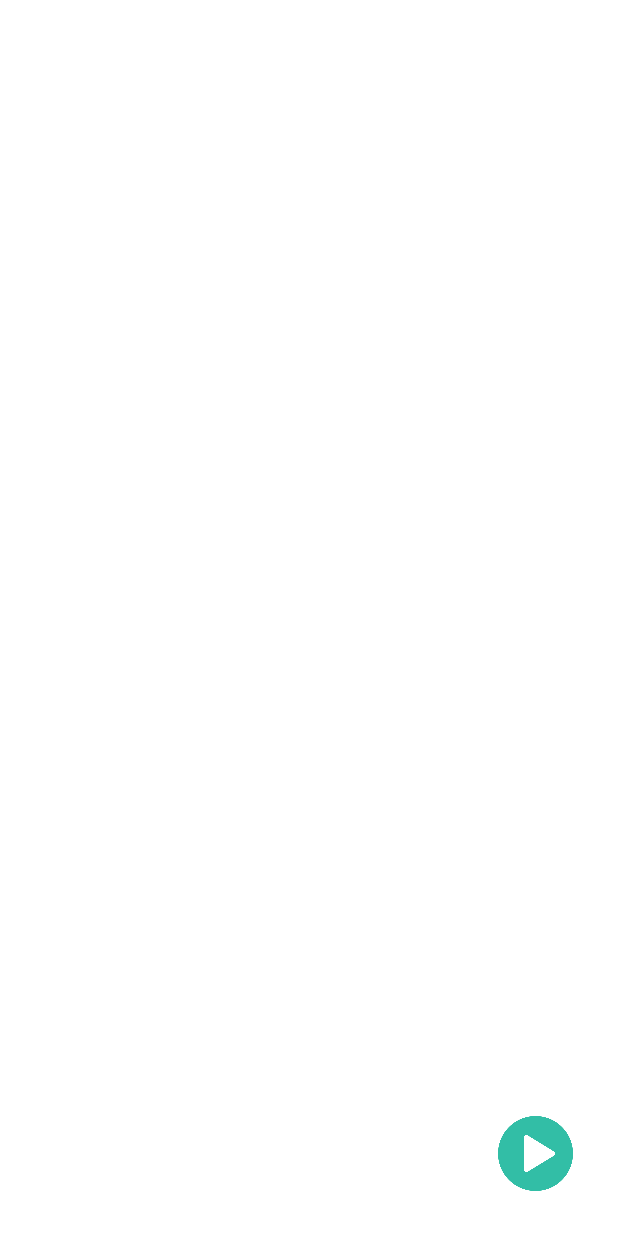
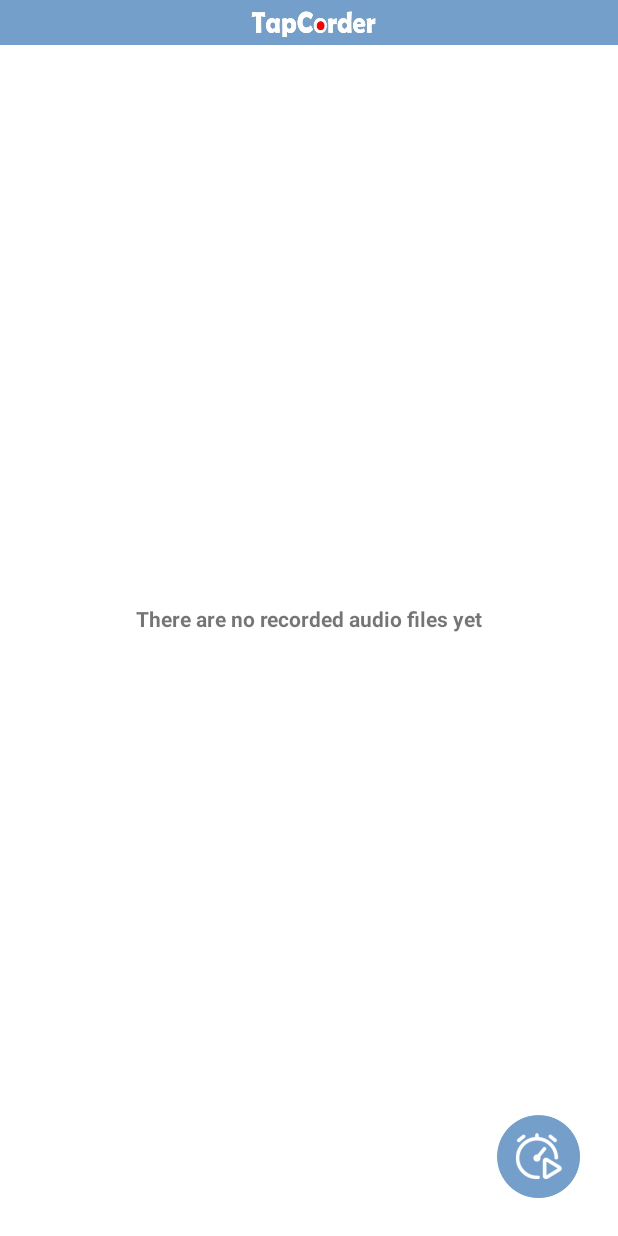
Before and after one commit to ParkMinHyun/TapCorder, an Android app: the screen it shows after launch (MainActivity), on a phone screen of 412 x 824 dp. Run offline under Robolectric (Android 15) with nearby library versions, the light colour scheme and no system bars; our stand-ins replace Dagger/Hilt's generated code.

Commit message:
Apply app color

```diff
--- a/app/src/main/java/com/android/tapcorder/ui/main/MainFragment.kt
+++ b/app/src/main/java/com/android/tapcorder/ui/main/MainFragment.kt
@@ -8,6 +8,7 @@ import android.content.IntentFilter
 import android.net.Uri
 import android.util.Log
 import android.view.View
+import androidx.core.view.isVisible
 import androidx.fragment.app.viewModels
 import androidx.localbroadcastmanager.content.LocalBroadcastManager
 import androidx.recyclerview.widget.LinearLayoutManager
@@ -91,6 +92,10 @@ class MainFragment : BaseFragment<FragmentMainBinding>(FragmentMainBinding::infl
             })
         }
 
+        if (audioRVAdapter.audioDataList.isNotEmpty()) {
+            viewBinding.emptyText.isVisible = false
+        }
+
         viewBinding.recyclerview.adapter = audioRVAdapter
         viewBinding.recyclerview.layoutManager = LinearLayoutManager(App.getContext()).apply {
             orientation = LinearLayoutManager.VERTICAL
--- a/app/src/main/res/layout/fragment_main.xml
+++ b/app/src/main/res/layout/fragment_main.xml
@@ -7,53 +7,57 @@
     android:layout_height="match_parent"
     tools:context=".ui.main.MainFragment">
 
-<!--    <androidx.constraintlayout.utils.widget.ImageFilterView-->
-<!--        android:id="@+id/header"-->
-<!--        android:layout_width="200dp"-->
-<!--        android:layout_height="50dp"-->
-<!--        android:background="@drawable/tapcorder_logo"-->
-<!--        app:layout_constraintBottom_toTopOf="@id/recyclerview"-->
-<!--        app:layout_constraintLeft_toLeftOf="parent"-->
-<!--        app:layout_constraintRight_toRightOf="parent"-->
-<!--        tools:ignore="MissingConstraints" />-->
+    <LinearLayout
+        android:id="@+id/header"
+        android:layout_width="match_parent"
+        android:layout_height="wrap_content"
+        android:background="@color/app_color"
+        android:gravity="center"
+        app:layout_constraintLeft_toLeftOf="parent"
+        app:layout_constraintRight_toRightOf="parent"
+        tools:ignore="MissingConstraints">
+
+        <androidx.constraintlayout.utils.widget.ImageFilterView
+            android:layout_width="140dp"
+            android:layout_height="30dp"
+            android:background="@drawable/logo_header"
+            tools:ignore="MissingConstraints" />
+    </LinearLayout>
 
     <androidx.recyclerview.widget.RecyclerView
         android:id="@+id/recyclerview"
-        android:layout_width="409dp"
-        android:layout_height="620dp"
+        android:layout_width="match_parent"
+        android:layout_height="wrap_content"
+        android:paddingStart="15dp"
+        android:paddingTop="5dp"
+        android:paddingEnd="10dp"
+        app:layout_constraintBottom_toBottomOf="parent"
         app:layout_constraintLeft_toLeftOf="parent"
         app:layout_constraintRight_toRightOf="parent"
-        app:layout_constraintTop_toTopOf="parent"
+        app:layout_constraintTop_toBottomOf="@+id/header"
         app:layout_constraintVertical_bias="0" />
 
     <com.android.tapcorder.ui.custom.ScalableImageButton
         android:id="@+id/setting_button"
-        android:layout_width="50dp"
-        android:layout_height="50dp"
-        android:layout_marginEnd="30dp"
-        android:layout_marginBottom="30dp"
+        android:layout_width="55dp"
+        android:layout_height="55dp"
+        android:layout_marginEnd="25dp"
+        android:layout_marginBottom="25dp"
         android:background="@drawable/ic_setting"
         app:layout_constraintBottom_toBottomOf="parent"
         app:layout_constraintRight_toRightOf="parent"
         tools:ignore="MissingConstraints" />
 
-    <!--    <LinearLayout-->
-    <!--        android:id="@+id/recordLayout"-->
-    <!--        android:layout_width="match_parent"-->
-    <!--        android:layout_height="wrap_content"-->
-    <!--        android:layout_marginBottom="20dp"-->
-    <!--        android:orientation="vertical"-->
-    <!--        android:gravity="center"-->
-    <!--        app:layout_constraintBottom_toBottomOf="parent"-->
-    <!--        app:layout_constraintEnd_toEndOf="parent"-->
-    <!--        app:layout_constraintStart_toStartOf="parent">-->
-
-    <!--        <ImageButton-->
-    <!--            android:id="@+id/audioRecordButton"-->
-    <!--            android:layout_width="wrap_content"-->
-    <!--            android:layout_height="wrap_content"-->
-    <!--            android:padding="16dp"-->
-    <!--            android:src="@drawable/ic_record"/>-->
-    <!--    </LinearLayout>-->
+    <TextView
+        android:id="@+id/empty_text"
+        android:layout_width="wrap_content"
+        android:layout_height="wrap_content"
+        android:text="There are no recorded audio files yet"
+        android:textStyle="bold"
+        app:layout_constraintBottom_toBottomOf="parent"
+        app:layout_constraintLeft_toLeftOf="parent"
+        app:layout_constraintRight_toRightOf="parent"
+        app:layout_constraintTop_toTopOf="parent"
+        tools:ignore="MissingConstraints" />
 
 </androidx.constraintlayout.widget.ConstraintLayout>
--- a/app/src/main/res/layout/fragment_setting.xml
+++ b/app/src/main/res/layout/fragment_setting.xml
@@ -26,7 +26,7 @@
         android:layout_marginBottom="13dp"
         android:text="choose your preferred real-time recording time"
         android:textColor="@color/black"
-        android:textSize="15sp"/>
+        android:textSize="15sp" />
 
     <RadioGroup
         android:id="@+id/recordTimeGroup"
@@ -41,6 +41,7 @@
             android:layout_width="wrap_content"
             android:layout_height="wrap_content"
             android:layout_marginEnd="10dp"
+            android:buttonTint="@color/app_color"
             android:text="10초" />
 
         <RadioButton
@@ -48,6 +49,7 @@
             android:layout_width="wrap_content"
             android:layout_height="wrap_content"
             android:layout_marginEnd="10dp"
+            android:buttonTint="@color/app_color"
             android:text="30초" />
 
         <RadioButton
@@ -55,6 +57,7 @@
             android:layout_width="wrap_content"
             android:layout_height="wrap_content"
             android:layout_marginEnd="10dp"
+            android:buttonTint="@color/app_color"
             android:text="1분" />
 
         <RadioButton
@@ -62,12 +65,14 @@
             android:layout_width="wrap_content"
             android:layout_height="wrap_content"
             android:layout_marginEnd="10dp"
+            android:buttonTint="@color/app_color"
             android:text="3분" />
 
         <RadioButton
             android:id="@+id/recordTime300"
             android:layout_width="wrap_content"
             android:layout_height="wrap_content"
+            android:buttonTint="@color/app_color"
             android:text="5분" />
     </RadioGroup>
 
@@ -77,6 +82,6 @@
         android:layout_height="wrap_content"
         android:layout_gravity="center"
         android:layout_marginBottom="15dp"
-        android:backgroundTint="@color/teal_700"
+        android:backgroundTint="@color/app_color"
         android:text="start" />
 </LinearLayout>
--- a/app/src/main/res/values/colors.xml
+++ b/app/src/main/res/values/colors.xml
@@ -7,4 +7,5 @@
     <color name="teal_700">#FF018786</color>
     <color name="black">#FF000000</color>
     <color name="white">#FFFFFFFF</color>
+    <color name="app_color">#FF749FCA</color>
 </resources>
--- a/app/src/main/res/values/themes.xml
+++ b/app/src/main/res/values/themes.xml
@@ -10,7 +10,7 @@
         <item name="colorSecondaryVariant">@color/teal_700</item>
         <item name="colorOnSecondary">@color/black</item>
         <!-- Status bar color. -->
-        <item name="android:statusBarColor" tools:targetApi="l">@color/teal_700</item>
+        <item name="android:statusBarColor" tools:targetApi="l">@color/app_color</item>
         <!-- Customize your theme here. -->
 
         <!-- No Title Bar-->
```
Also changed, not shown: app/src/main/res/drawable-v24/ic_setting.png (deleted), app/src/main/res/drawable/ic_setting.png (added), app/src/main/res/drawable/logo_header.png (added).
